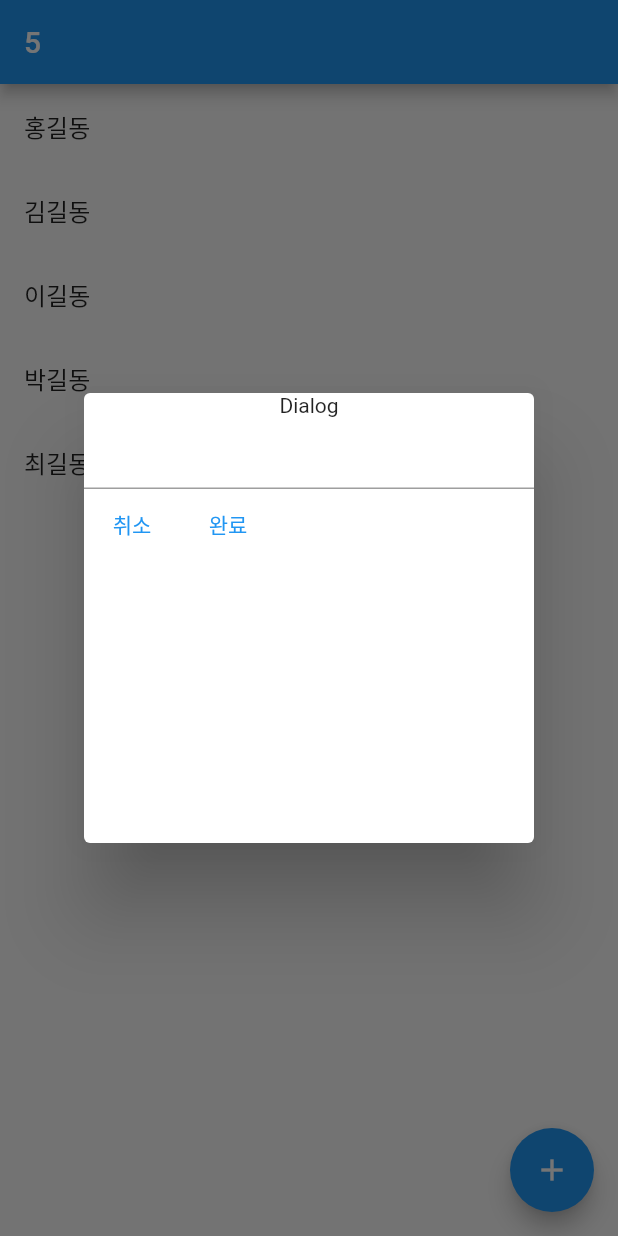
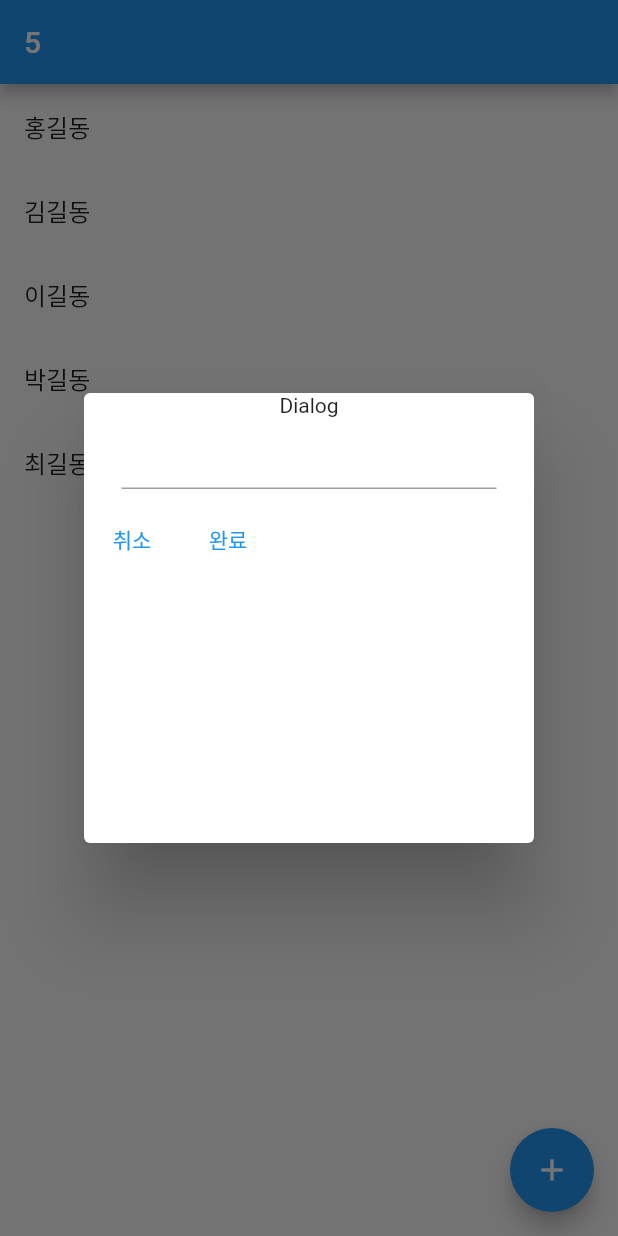
Before and after one commit to ohdowon064/flutter-contact, a Flutter app: the screen it shows after launch, after a tap on the "add" icon, on a phone screen of 412 x 824 dp. Run offline on Flutter 3.47's test engine with Material 2 defaults, Android fonts, the phone set to English and light mode, and no system bars.

Commit message:
add padding in TextField

```diff
--- a/lib/main.dart
+++ b/lib/main.dart
@@ -70,7 +70,10 @@ class DialogUI extends StatelessWidget {
         child: Column(
           children: [
             Text("Dialog"),
-            TextField(
+            Container(
+              width: 250,
+              padding: EdgeInsets.only(bottom: 10),
+              child: TextField(
                 onChanged: (text) {
                   inputName = text;
                 },
@@ -78,6 +81,7 @@ class DialogUI extends StatelessWidget {
                   addPerson(text);
                   Navigator.pop(context);
                 },
+              ),
             ),
             Row(
               children: [
```
Lines whose indentation alone changed are shown as unchanged.
